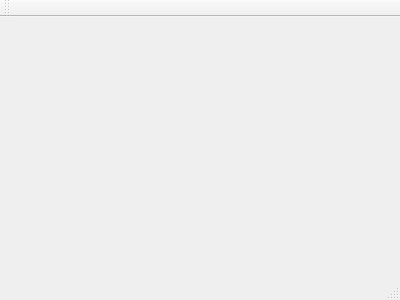
First picture: the form in gamingWorkout/mainwindow.ui, repository afonsonf/gamingworkout, before the edit.
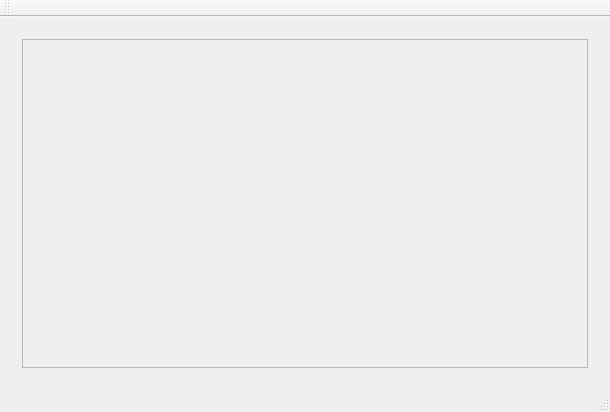
Second picture: the form after the edit.

Patch:
```diff
--- a/gamingWorkout/mainwindow.ui
+++ b/gamingWorkout/mainwindow.ui
@@ -1,24 +1,66 @@
 <ui version="4.0">
  <class>MainWindow</class>
- <widget class="QMainWindow" name="MainWindow" >
-  <property name="geometry" >
+ <widget class="QMainWindow" name="MainWindow">
+  <property name="geometry">
    <rect>
     <x>0</x>
     <y>0</y>
-    <width>400</width>
-    <height>300</height>
+    <width>610</width>
+    <height>412</height>
    </rect>
   </property>
   <property name="windowTitle" >
    <string>MainWindow</string>
   </property>
-  <widget class="QMenuBar" name="menuBar" />
-  <widget class="QToolBar" name="mainToolBar" />
-  <widget class="QWidget" name="centralWidget" />
-  <widget class="QStatusBar" name="statusBar" />
+  <widget class="QWidget" name="centralWidget">
+   <layout class="QVBoxLayout" name="verticalLayout">
+    <item>
+     <widget class="QStackedWidget" name="stackedWidget">
+      <widget class="QWidget" name="page">
+       <layout class="QVBoxLayout" name="verticalLayout_2">
+        <item>
+         <widget class="QFrame" name="frame">
+          <property name="frameShape">
+           <enum>QFrame::StyledPanel</enum>
+          </property>
+          <property name="frameShadow">
+           <enum>QFrame::Raised</enum>
+          </property>
+          <layout class="QVBoxLayout" name="verticalLayout_3">
+           <item>
+            <layout class="QGridLayout" name="gridLayout"/>
+           </item>
+          </layout>
+         </widget>
+        </item>
+       </layout>
+      </widget>
+      <widget class="QWidget" name="page_2"/>
+     </widget>
+    </item>
+   </layout>
+  </widget>
+  <widget class="QMenuBar" name="menuBar">
+   <property name="geometry">
+    <rect>
+     <x>0</x>
+     <y>0</y>
+     <width>610</width>
+     <height>22</height>
+    </rect>
+   </property>
+  </widget>
+  <widget class="QToolBar" name="mainToolBar">
+   <attribute name="toolBarArea">
+    <enum>TopToolBarArea</enum>
+   </attribute>
+   <attribute name="toolBarBreak">
+    <bool>false</bool>
+   </attribute>
+  </widget>
+  <widget class="QStatusBar" name="statusBar"/>
  </widget>
- <layoutDefault spacing="6" margin="11" />
- <pixmapfunction></pixmapfunction>
+ <layoutdefault spacing="6" margin="11"/>
  <resources/>
  <connections/>
 </ui>
```
Left out of the diff: 3 changed lines with no effect on the pictures.
